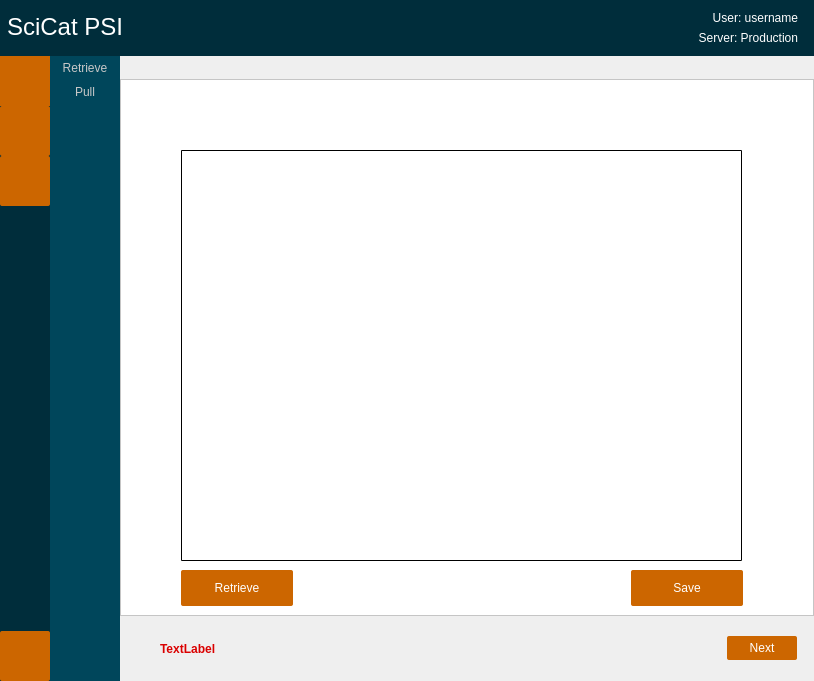
Above: PSIArchiver/dialog.ui from paulscherrerinstitute/scicat-qt before the change. Below: the same form after it.
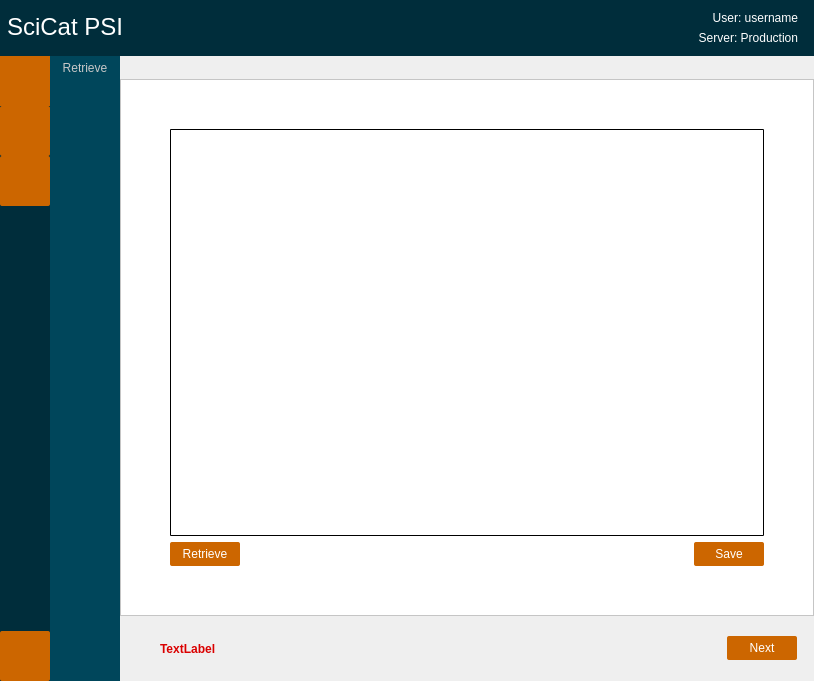
That is the form after the change. Icons and pictures are not drawn.

Patch:
```diff
--- a/PSIArchiver/dialog.ui
+++ b/PSIArchiver/dialog.ui
@@ -585,31 +585,6 @@
              </property>
             </widget>
            </item>
-           <item>
-            <widget class="QPushButton" name="pushButtonPull">
-             <property name="sizePolicy">
-              <sizepolicy hsizetype="Preferred" vsizetype="Fixed">
-               <horstretch>0</horstretch>
-               <verstretch>0</verstretch>
-              </sizepolicy>
-             </property>
-             <property name="minimumSize">
-              <size>
-               <width>50</width>
-               <height>50</height>
-              </size>
-             </property>
-             <property name="styleSheet">
-              <string notr="true">QPushButton{background-color:rgb(0, 70, 91); border-radius:0px; border:0px; color:rgb(200, 200, 200)}
-QPushButton:hover{background-color:rgb(0, 79,103); border-radius:0px; border:0px; color:rgb(255, 255, 255)}
-QPushButton:!enabled{background-color:rgb(0, 70, 91); border-radius:0px; color:rgb(112, 112, 112)}
-</string>
-             </property>
-             <property name="text">
-              <string>Pull</string>
-             </property>
-            </widget>
-           </item>
            <item>
             <spacer name="verticalSpacer_12">
              <property name="orientation">
@@ -2268,15 +2243,45 @@
             </widget>
            </widget>
            <widget class="QWidget" name="retrieverPage">
+            <layout class="QVBoxLayout" name="verticalLayout_32">
+             <item>
+              <layout class="QHBoxLayout" name="horizontalLayout_17">
+               <item>
+                <spacer name="horizontalSpacer_24">
+                 <property name="orientation">
+                  <enum>Qt::Horizontal</enum>
+                 </property>
+                 <property name="sizeType">
+                  <enum>QSizePolicy::Fixed</enum>
+                 </property>
+                 <property name="sizeHint" stdset="0">
+                  <size>
+                   <width>40</width>
+                   <height>20</height>
+                  </size>
+                 </property>
+                </spacer>
+               </item>
+               <item>
+                <layout class="QVBoxLayout" name="verticalLayout_31">
+                 <item>
+                  <spacer name="verticalSpacer_22">
+                   <property name="orientation">
+                    <enum>Qt::Vertical</enum>
+                   </property>
+                   <property name="sizeType">
+                    <enum>QSizePolicy::Fixed</enum>
+                   </property>
+                   <property name="sizeHint" stdset="0">
+                    <size>
+                     <width>20</width>
+                     <height>40</height>
+                    </size>
+                   </property>
+                  </spacer>
+                 </item>
+                 <item>
             <widget class="QTableWidget" name="tableWidgetRetriever">
-             <property name="geometry">
-              <rect>
-               <x>60</x>
-               <y>70</y>
-               <width>561</width>
-               <height>411</height>
-              </rect>
-             </property>
              <property name="styleSheet">
               <string notr="true">QTableWidget::item{ selection-background-color: rgb(0, 153, 200)}
 QTableWidget:hover{color: rgb(255, 255, 255)}
@@ -2294,32 +2299,75 @@
               <bool>true</bool>
              </property>
             </widget>
+                 </item>
+                 <item>
+                  <layout class="QHBoxLayout" name="horizontalLayout_16">
+                   <item>
             <widget class="QPushButton" name="pushButtonRetrieve">
-             <property name="geometry">
-              <rect>
-               <x>60</x>
-               <y>490</y>
-               <width>112</width>
-               <height>36</height>
-              </rect>
-             </property>
              <property name="text">
               <string>Retrieve</string>
              </property>
             </widget>
-            <widget class="QPushButton" name="pushButton_4">
-             <property name="geometry">
-              <rect>
-               <x>510</x>
-               <y>490</y>
-               <width>112</width>
-               <height>36</height>
-              </rect>
-             </property>
+                   </item>
+                   <item>
+                    <spacer name="horizontalSpacer_23">
+                     <property name="orientation">
+                      <enum>Qt::Horizontal</enum>
+                     </property>
+                     <property name="sizeHint" stdset="0">
+                      <size>
+                       <width>40</width>
+                       <height>20</height>
+                      </size>
+                     </property>
+                    </spacer>
+                   </item>
+                   <item>
+                    <widget class="QPushButton" name="pushButtonSave">
              <property name="text">
               <string>Save</string>
              </property>
             </widget>
+                   </item>
+                  </layout>
+                 </item>
+                 <item>
+                  <spacer name="verticalSpacer_23">
+                   <property name="orientation">
+                    <enum>Qt::Vertical</enum>
+                   </property>
+                   <property name="sizeType">
+                    <enum>QSizePolicy::Fixed</enum>
+                   </property>
+                   <property name="sizeHint" stdset="0">
+                    <size>
+                     <width>20</width>
+                     <height>40</height>
+                    </size>
+                   </property>
+                  </spacer>
+                 </item>
+                </layout>
+               </item>
+               <item>
+                <spacer name="horizontalSpacer_25">
+                 <property name="orientation">
+                  <enum>Qt::Horizontal</enum>
+                 </property>
+                 <property name="sizeType">
+                  <enum>QSizePolicy::Fixed</enum>
+                 </property>
+                 <property name="sizeHint" stdset="0">
+                  <size>
+                   <width>40</width>
+                   <height>20</height>
+                  </size>
+                 </property>
+                </spacer>
+               </item>
+              </layout>
+             </item>
+            </layout>
            </widget>
           </widget>
          </item>
```
Left out of the diff: 2 changed lines with no effect on the pictures. Lines whose indentation alone changed are shown as unchanged.
